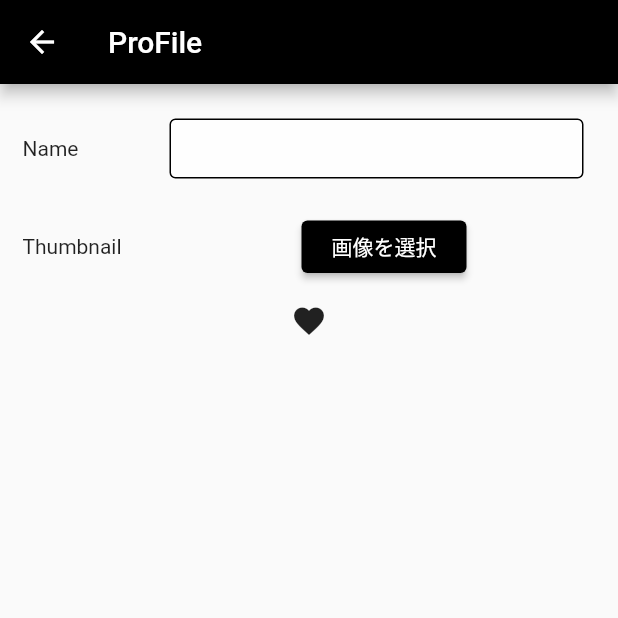
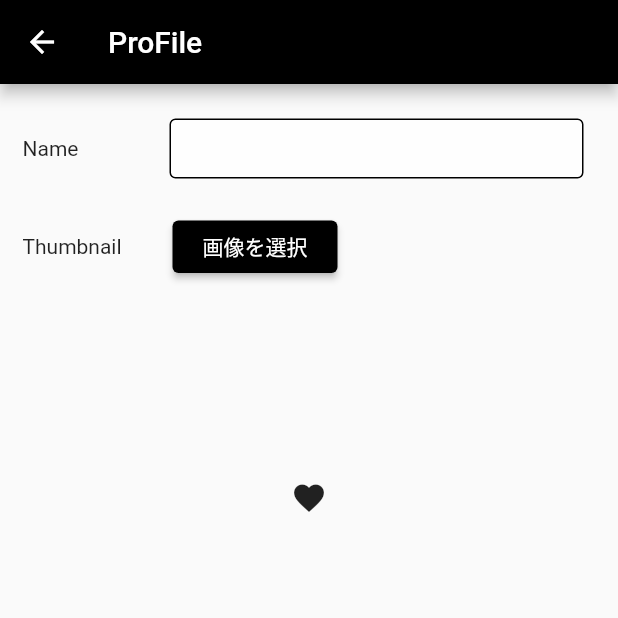
Before and after one commit to tomohiro1024/chat, a Flutter app: the SettingsProfilePage screen opened directly, on a phone screen of 412 x 824 dp, the top half of it. Run offline on Flutter 3.47's test engine with Material 2 defaults, Android fonts, the phone set to English and light mode, and no system bars; our stand-ins replace cloud_firestore, firebase_core, image_picker, shared_preferences; accounts and stored records are empty.

Commit message:
プロフィール画面のUI修正

```diff
--- a/lib/pages/settings_profile.dart
+++ b/lib/pages/settings_profile.dart
@@ -69,7 +69,7 @@ class _SettingsProfilePageState extends State<SettingsProfilePage> {
                 Container(width: 100, child: Text('Thumbnail')),
                 Expanded(
                   child: Container(
-                    alignment: Alignment.center,
+                    alignment: Alignment.topLeft,
                     child: Container(
                       width: 110,
                       height: 35,
@@ -85,10 +85,12 @@ class _SettingsProfilePageState extends State<SettingsProfilePage> {
                 )
               ],
             ),
-            SizedBox(height: 20),
+            SizedBox(height: 50),
             // 画像が選択されていなかった場合、何も表示しない
             image == null
                 ? Container(
+                    width: 200,
+                    height: 200,
                     child: Icon(Icons.favorite),
                   )
                 : Container(
@@ -96,7 +98,7 @@ class _SettingsProfilePageState extends State<SettingsProfilePage> {
                     height: 200,
                     child: Image.file(
                       image!,
-                      fit: BoxFit.cover,
+                      fit: BoxFit.fill,
                     ),
                   ),
           ],
```
Also changed, not shown: 1 other file.
